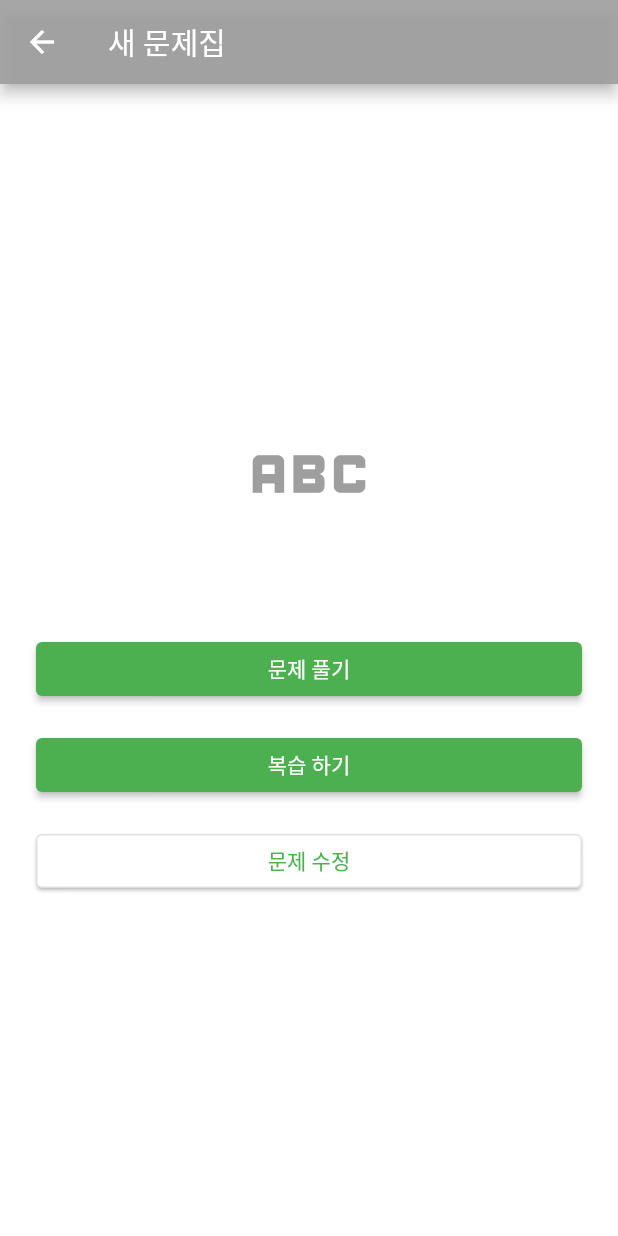
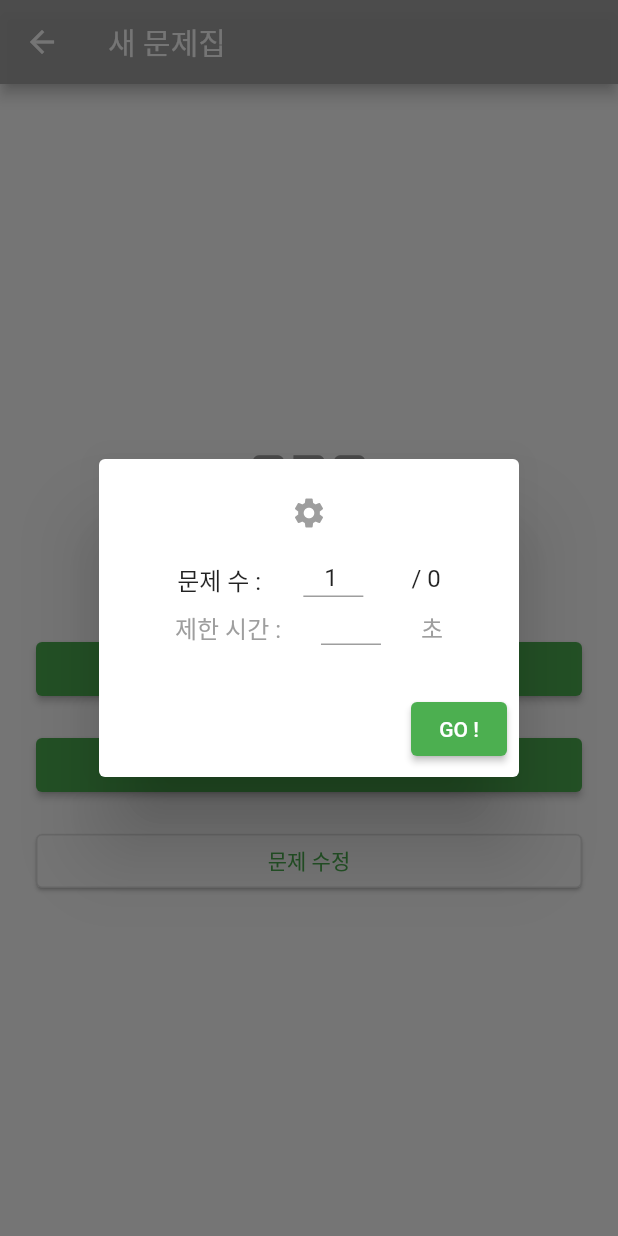
Before and after one commit to ranxe/quiz_book, a Flutter app: the WorkbookMenuPage screen opened by its route, after a tap on "복습 하기", on a phone screen of 412 x 824 dp. Run offline on Flutter 3.47's test engine with Material 2 defaults, Android fonts, the phone set to English and light mode, and no system bars; our stand-ins replace get.

Commit message:
add 'review' function to workbook

```diff
--- /dev/null
+++ b/lib/components/quiz_setting.dart
@@ -0,0 +1,80 @@
+import 'package:flutter/material.dart';
+import 'package:get/get.dart';
+class QuizSetting extends StatelessWidget {
+  const QuizSetting({
+    Key? key,
+    required this.numQuiz,
+    required this.numProblems,
+    required this.onNumQuizChange,
+    required this.onPressed,
+
+  }) : super(key: key);
+
+
+  final int numQuiz;
+  final int numProblems;
+  final Function onNumQuizChange;
+  final Function onPressed;
+
+  @override
+  Widget build(BuildContext context) {
+    return AlertDialog(
+      title : const Icon(Icons.settings, color : Colors.grey),
+      content :
+      Column(
+        mainAxisSize : MainAxisSize.min,
+        children: [
+          Row(
+            mainAxisAlignment : MainAxisAlignment.spaceEvenly,
+            children: [
+              const Text('문제 수 :', textAlign: TextAlign.end,),
+              SizedBox(
+                width: 40,
+                height: 24,
+                child:
+                  TextField(
+                  keyboardType : TextInputType.number,
+                  textAlign : TextAlign.center,
+                  controller: TextEditingController()..text = numQuiz.toString(),
+                  onChanged: (value) {
+                    onNumQuizChange(value);
+                  },
+                ),
+              ),
+              Text(' / $numProblems'),
+            ],
+          ),
+          const SizedBox(height: 8.0),
+          Row(
+            mainAxisAlignment : MainAxisAlignment.spaceEvenly,
+            children: [
+              const Text('제한 시간 :', style: TextStyle(color: Colors.grey)),
+              SizedBox(
+                width: 40,
+                height: 24,
+                child: TextField(
+                  keyboardType : TextInputType.number,
+                  textAlign : TextAlign.center,
+                  readOnly : true,
+                  onChanged: (value) {
+                    if(value.isNotEmpty){
+                    }
+                  },
+                ),
+              ),
+              const Text('초', style: TextStyle(color: Colors.grey))
+            ],
+          ),
+        ],
+      ),
+      actions: <Widget>[
+        ElevatedButton(
+          onPressed: () {
+            onPressed();
+          },
+          child: const Text('GO !'),
+        ),
+      ],
+    );
+  }
+}
--- a/lib/controller/workbook_controller.dart
+++ b/lib/controller/workbook_controller.dart
@@ -11,9 +11,10 @@ class WorkbookController extends GetxController {
   List<Problem> problems = [];
   int page = 0;
   int numQuiz = 1;
-  int correct = 0;
+  int numCorrect = 0;
   List<int> quizzes = [];
   List<int> review = [];
+  List<int> correct = [];
   bool isReview = false;
 
   void setName(String name){
@@ -36,6 +37,10 @@ class WorkbookController extends GetxController {
     this.quizzes = quizzes;
   }
 
+  void setReview(List<int> review){
+    this.review = review;
+  }
+
   void addProblem(Problem problem){
     problems.add(problem);
   }
@@ -43,6 +48,10 @@ class WorkbookController extends GetxController {
   void addReview(int index){
     review.add(index);
     update();
+  }
+
+  void addCorrect(int index){
+    correct.add(index);
   }
 
   void removeReview(int index){
@@ -58,6 +67,10 @@ class WorkbookController extends GetxController {
     problems[index] = problem;
   }
 
+  void setIsReview(bool flag){
+    isReview = flag;
+  }
+
   void nextPage(){
     page++;
     update();
@@ -71,12 +84,13 @@ class WorkbookController extends GetxController {
   }
 
   void increaseCorrect(){
-    correct++;
+    numCorrect++;
   }
 
   void initQuiz(){
     page = 0;
-    correct = 0;
+    numCorrect = 0;
+    correct = [];
   }
 
 }
--- a/lib/screens/workbook_quiz_page.dart
+++ b/lib/screens/workbook_quiz_page.dart
@@ -155,6 +155,9 @@ class _WorkbookQuizPageState extends State<WorkbookQuizPage> {
                             }
                           }else{
                             controller.increaseCorrect();
+                            if(controller.isReview){
+                              controller.addCorrect(problemIndex);
+                            }
                           }
                         }else{
                           if(controller.page +1 != controller.numQuiz){
```
Also changed, not shown: lib/screens/workbook_grade_page.dart (+59 -11 lines), lib/screens/workbook_menu_page.dart (+43 -58 lines).
